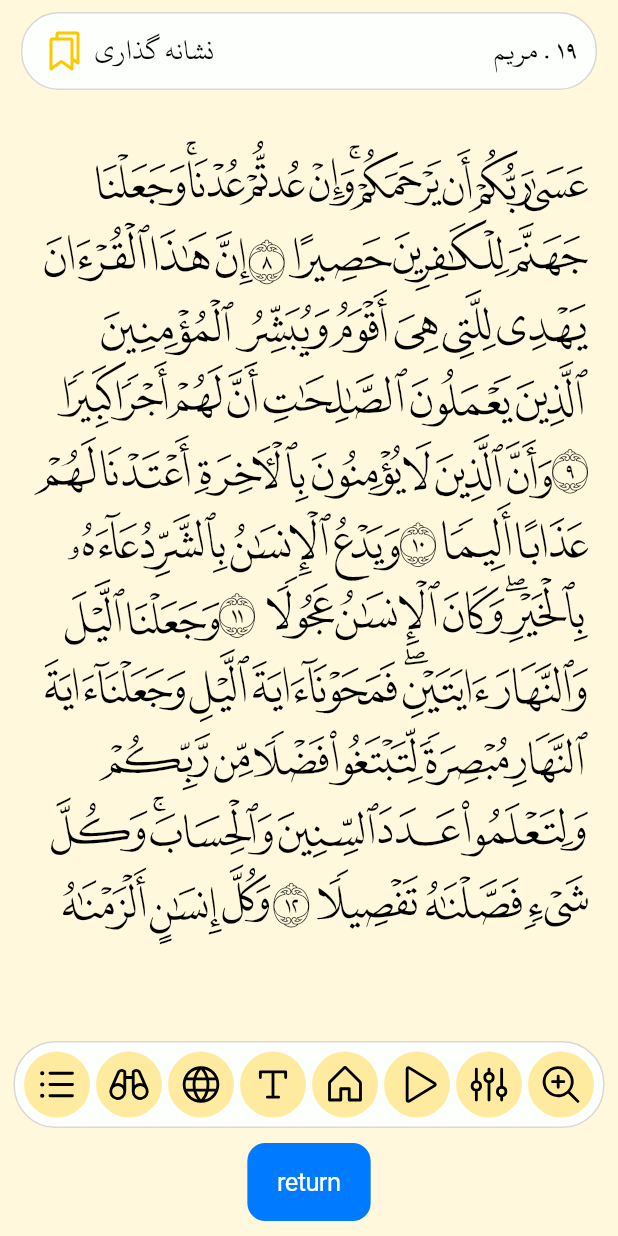
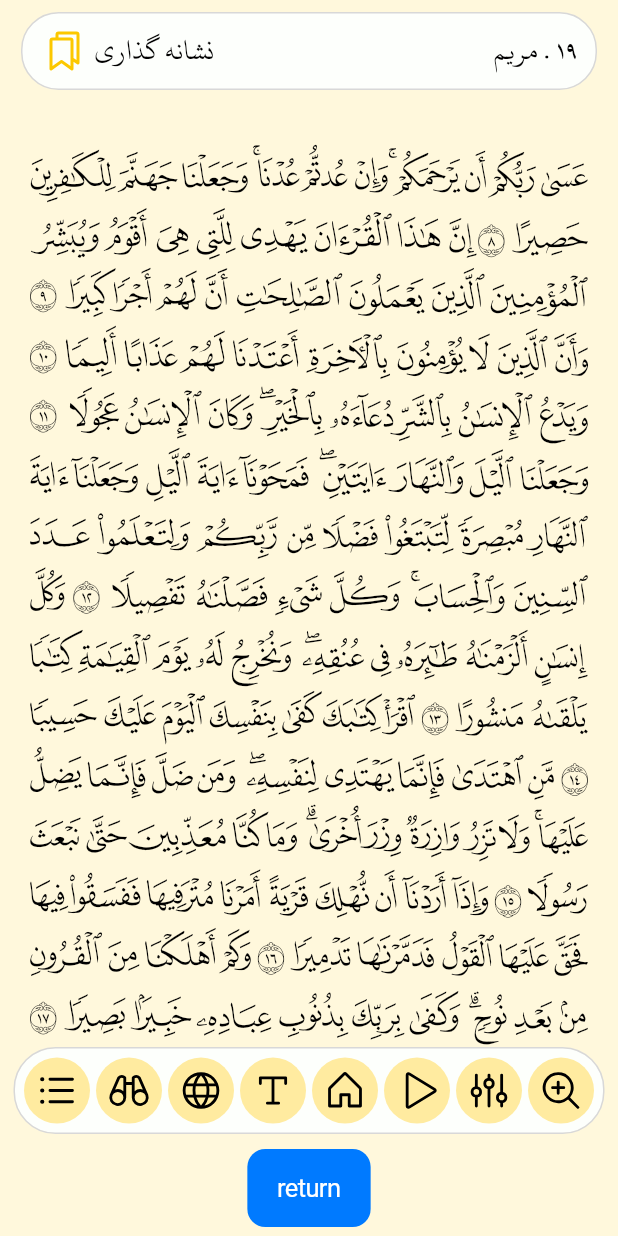
Before and after one commit to ZekrNoor/Quran-in-Quran, a Flutter app: the QiQReader screen opened directly, on a phone screen of 412 x 824 dp. Run offline on Flutter 3.47's test engine with Material 3 defaults, Android fonts, the phone set to English and light mode, and no system bars; our stand-ins replace phosphor_flutter; missing offline and left inert: window_manager.

Commit message:
feat: demo page for reader

```diff
--- a/lib/reader.dart
+++ b/lib/reader.dart
@@ -59,6 +59,45 @@ class QiQReaderContainer extends StatelessWidget {
       ),
 
       child: SizedBox(height: height, width: width, child: child),
+    );
+  }
+}
+
+class Word extends StatelessWidget {
+  const Word(this.number, {super.key});
+
+  final int number;
+
+  @override
+  Widget build(BuildContext context) {
+    return Text(
+      glyphRange(number, number),
+
+      style: TextStyle(
+        color: LocalColors.quranAppText,
+
+        fontFamily: 'P283',
+        fontSize: 22,
+
+        height: 1.8,
+      ),
+    );
+  }
+}
+
+class Line extends StatelessWidget {
+  const Line(this.from, this.to, {super.key});
+
+  final int from;
+  final int to;
+
+  @override
+  Widget build(BuildContext context) {
+    return Row(
+      mainAxisAlignment: MainAxisAlignment.spaceBetween,
+      textDirection: TextDirection.rtl,
+
+      children: [for (var i = from; i <= to; i++) Word(i)],
     );
   }
 }
@@ -135,21 +174,25 @@ class _QiQReaderState extends State<QiQReader> {
 
             Padding(
               padding: EdgeInsetsGeometry.symmetric(horizontal: 20),
-              child: Text(
-                glyphRange(1, 80),
 
-                textAlign: TextAlign.justify,
-                textDirection: TextDirection.rtl,
-
-                style: TextStyle(
-                  color: LocalColors.quranAppText,
-
-                  fontFamily: 'P283',
-                  fontSize: 30,
-
-                  height: 1.6,
-                  letterSpacing: 7.0,
-                ),
+              child: Column(
+                children: [
+                  Line(1, 12),
+                  Line(13, 22),
+                  Line(23, 31),
+                  Line(32, 41),
+                  Line(42, 51),
+                  Line(52, 61),
+                  Line(62, 69),
+                  Line(70, 78),
+                  Line(79, 89),
+                  Line(90, 99),
+                  Line(100, 110),
+                  Line(111, 123),
+                  Line(124, 134),
+                  Line(135, 144),
+                  Line(145, 155),
+                ],
               ),
             ),
 
```
Also changed, not shown: 29 other files.
